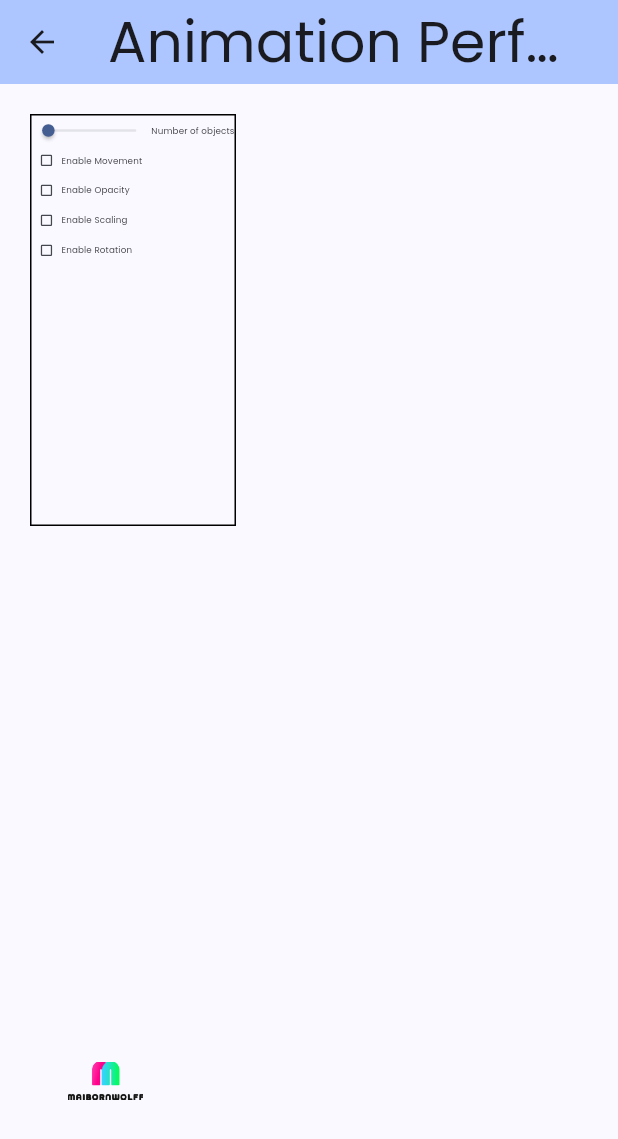
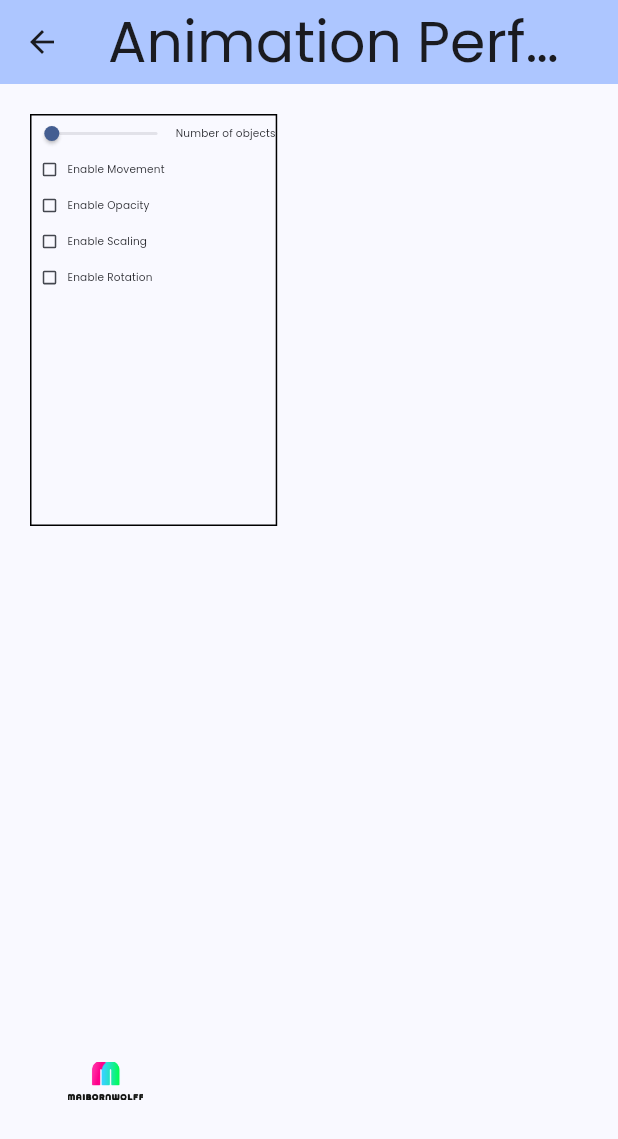
Before and after one commit to meeper001/embedded_hmi_flutter, a Flutter app: the AnimationPerformance screen opened directly, on a phone screen of 412 x 824 dp. Shown: the top 1139 px of the screen. Run offline on Flutter 3.47's test engine with Material 2 defaults, Android fonts, the phone set to English and light mode, and no system bars; our stand-ins replace flutter_svg; missing offline and left inert: finger_painter, media_kit, media_kit_video, statsfl, touch_indicator.

Commit message:
Small fix

```diff
--- a/lib/performance_test/animation_performance.dart
+++ b/lib/performance_test/animation_performance.dart
@@ -39,7 +39,7 @@ class _AnimationPerformanceState extends State<AnimationPerformance> {
         top: 20,
         left: 20,
         child: Container(
-            width: MediaQuery.of(context).size.width / 3,
+            width: MediaQuery.of(context).size.width / 2.5,
             height: MediaQuery.of(context).size.height / 3,
             decoration: BoxDecoration(border: Border.all()),
             child: FittedBox(
```
